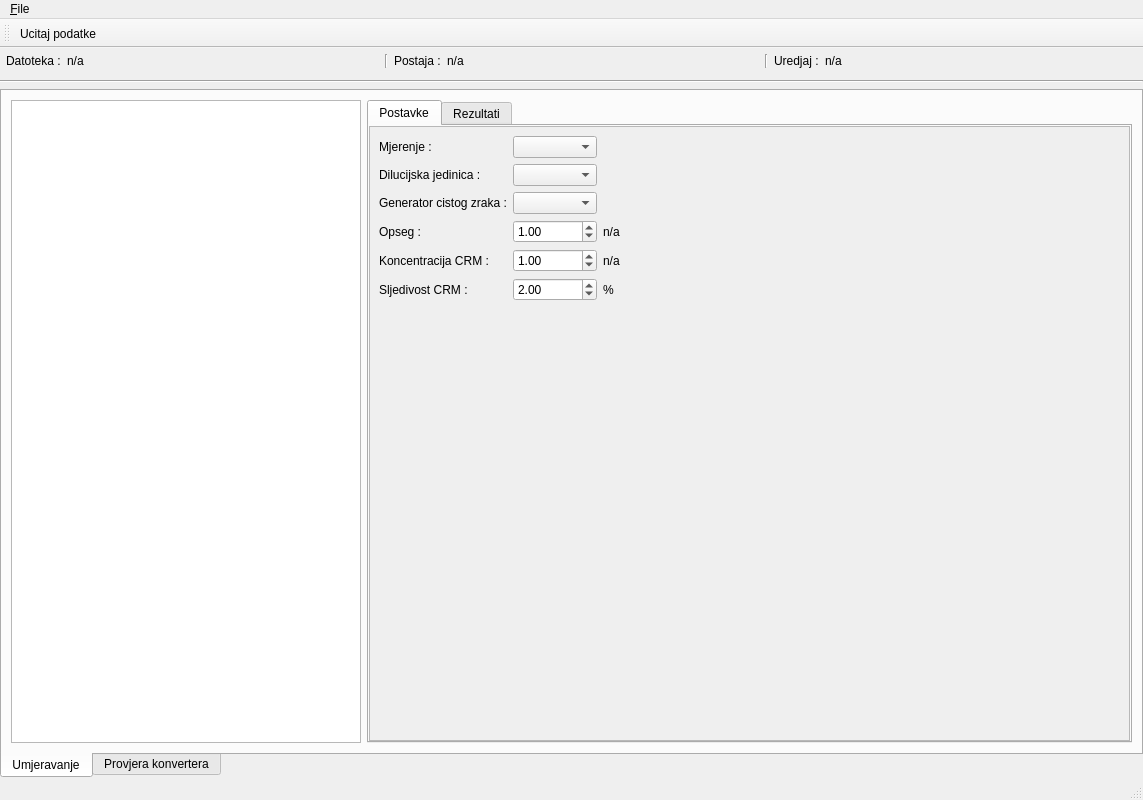
The window that app/view/uiFiles/display.ui (vmilic/umjeravanje) describes before a commit, drawn with Qt 5.
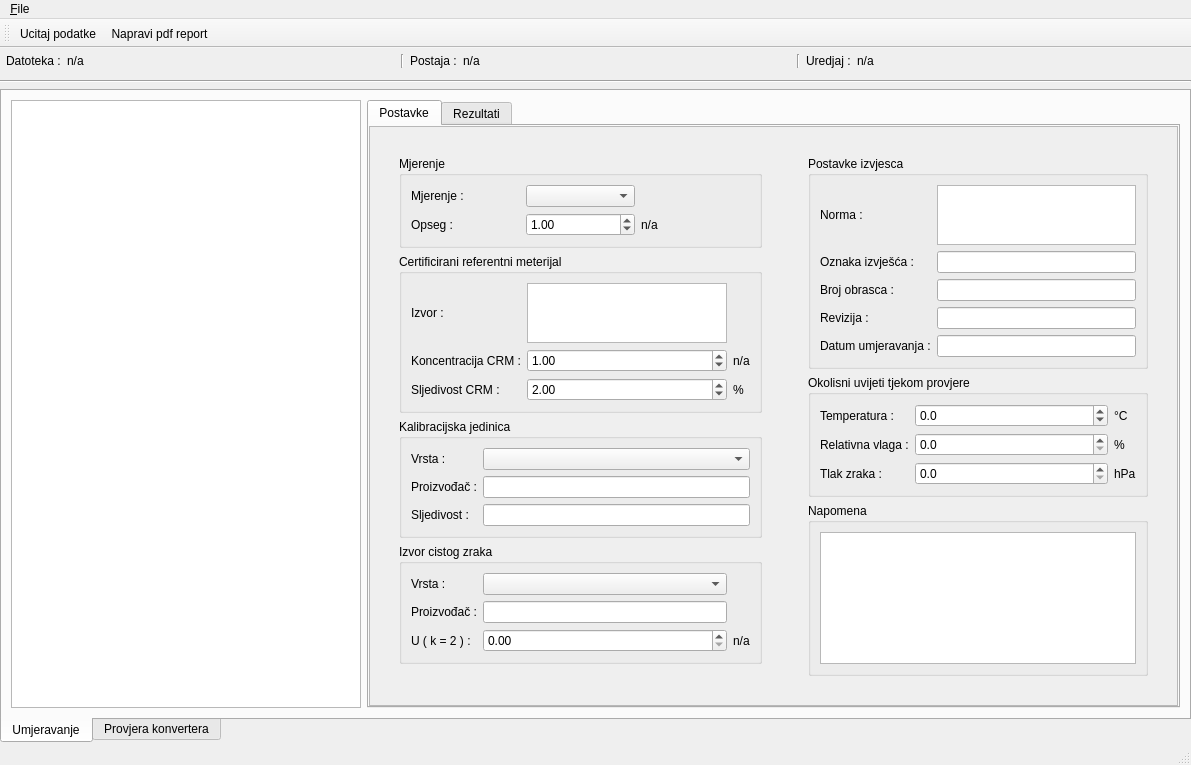
The same window after the commit. The open tabs and pages were chosen to show the change.

```diff
--- a/app/view/uiFiles/display.ui
+++ b/app/view/uiFiles/display.ui
@@ -6,8 +6,8 @@
    <rect>
     <x>0</x>
     <y>0</y>
-    <width>1143</width>
-    <height>800</height>
+    <width>1191</width>
+    <height>765</height>
    </rect>
   </property>
   <property name="windowTitle">
@@ -182,23 +182,31 @@
                 <rect>
                  <x>0</x>
                  <y>0</y>
-                 <width>247</width>
-                 <height>174</height>
+                 <width>532</width>
+                 <height>516</height>
                 </rect>
                </property>
-               <layout class="QGridLayout" name="gridLayout">
-                <item row="1" column="0">
-                 <widget class="QLabel" name="label_7">
+               <layout class="QHBoxLayout" name="horizontalLayout_4">
+                <item>
+                 <layout class="QVBoxLayout" name="verticalLayout_5">
+                  <property name="margin">
+                   <number>20</number>
+                  </property>
+                  <item>
+                   <widget class="QGroupBox" name="groupBox">
+                    <property name="title">
+                     <string>Mjerenje</string>
+                    </property>
+                    <layout class="QGridLayout" name="gridLayout_3">
+                     <item row="0" column="0">
+                      <widget class="QLabel" name="label_6">
                   <property name="text">
-                   <string>Dilucijska jedinica :</string>
+                        <string>Mjerenje :</string>
                   </property>
                  </widget>
                 </item>
-                <item row="1" column="1">
-                 <widget class="QComboBox" name="comboDilucija"/>
-                </item>
-                <item row="4" column="1">
-                 <widget class="QDoubleSpinBox" name="doubleSpinBoxKoncentracijaCRM">
+                     <item row="3" column="1">
+                      <widget class="QDoubleSpinBox" name="doubleSpinBoxOpseg">
                   <property name="maximum">
                    <double>1000000.000000000000000</double>
                   </property>
@@ -207,26 +215,6 @@
                   </property>
                  </widget>
                 </item>
-                <item row="5" column="3">
-                 <spacer name="horizontalSpacer_3">
-                  <property name="orientation">
-                   <enum>Qt::Horizontal</enum>
-                  </property>
-                  <property name="sizeHint" stdset="0">
-                   <size>
-                    <width>40</width>
-                    <height>20</height>
-                   </size>
-                  </property>
-                 </spacer>
-                </item>
-                <item row="4" column="2">
-                 <widget class="QLabel" name="labelJedinicaCCRM">
-                  <property name="text">
-                   <string>n/a</string>
-                  </property>
-                 </widget>
-                </item>
                 <item row="3" column="2">
                  <widget class="QLabel" name="labelJedinicaOpseg">
                   <property name="text">
@@ -234,7 +222,77 @@
                   </property>
                  </widget>
                 </item>
-                <item row="5" column="1">
+                     <item row="3" column="0">
+                      <widget class="QLabel" name="label_9">
+                       <property name="text">
+                        <string>Opseg :</string>
+                       </property>
+                      </widget>
+                     </item>
+                     <item row="0" column="1">
+                      <widget class="QComboBox" name="comboMjerenje"/>
+                     </item>
+                    </layout>
+                   </widget>
+                  </item>
+                  <item>
+                   <widget class="QGroupBox" name="groupBox_3">
+                    <property name="title">
+                     <string>Certificirani referentni meterijal</string>
+                    </property>
+                    <layout class="QGridLayout" name="gridLayout_5">
+                     <item row="1" column="0">
+                      <widget class="QLabel" name="label_10">
+                       <property name="text">
+                        <string>Koncentracija CRM :</string>
+                       </property>
+                      </widget>
+                     </item>
+                     <item row="0" column="0">
+                      <widget class="QLabel" name="label_19">
+                       <property name="text">
+                        <string>Izvor :</string>
+                       </property>
+                      </widget>
+                     </item>
+                     <item row="1" column="2">
+                      <widget class="QLabel" name="labelJedinicaCCRM">
+                       <property name="text">
+                        <string>n/a</string>
+                       </property>
+                      </widget>
+                     </item>
+                     <item row="1" column="1">
+                      <widget class="QDoubleSpinBox" name="doubleSpinBoxKoncentracijaCRM">
+                       <property name="maximum">
+                        <double>1000000.000000000000000</double>
+                       </property>
+                       <property name="value">
+                        <double>1.000000000000000</double>
+                       </property>
+                      </widget>
+                     </item>
+                     <item row="0" column="1">
+                      <widget class="QPlainTextEdit" name="izvorPlainTextEdit">
+                       <property name="maximumSize">
+                        <size>
+                         <width>240</width>
+                         <height>60</height>
+                        </size>
+                       </property>
+                       <property name="plainText">
+                        <string/>
+                       </property>
+                      </widget>
+                     </item>
+                     <item row="2" column="0">
+                      <widget class="QLabel" name="label_11">
+                       <property name="text">
+                        <string>Sljedivost CRM :</string>
+                       </property>
+                      </widget>
+                     </item>
+                     <item row="2" column="1">
                  <widget class="QDoubleSpinBox" name="doubleSpinBoxSljedivostCRM">
                   <property name="maximum">
                    <double>1000000.000000000000000</double>
@@ -244,66 +302,310 @@
                   </property>
                  </widget>
                 </item>
+                     <item row="2" column="2">
+                      <widget class="QLabel" name="labelJedinicaSCRM">
+                       <property name="text">
+                        <string>%</string>
+                       </property>
+                      </widget>
+                     </item>
+                    </layout>
+                   </widget>
+                  </item>
+                  <item>
+                   <widget class="QGroupBox" name="groupBox_4">
+                    <property name="title">
+                     <string>Kalibracijska jedinica</string>
+                    </property>
+                    <layout class="QGridLayout" name="gridLayout_6">
+                     <item row="1" column="0">
+                      <widget class="QLabel" name="label_20">
+                       <property name="text">
+                        <string>Proizvođač :</string>
+                       </property>
+                      </widget>
+                     </item>
                 <item row="0" column="1">
-                 <widget class="QComboBox" name="comboMjerenje"/>
+                      <widget class="QComboBox" name="comboDilucija"/>
                 </item>
                 <item row="0" column="0">
-                 <widget class="QLabel" name="label_6">
+                      <widget class="QLabel" name="label_7">
                   <property name="text">
-                   <string>Mjerenje :</string>
+                        <string>Vrsta :</string>
                   </property>
                  </widget>
                 </item>
-                <item row="3" column="0">
-                 <widget class="QLabel" name="label_9">
-                  <property name="text">
-                   <string>Opseg :</string>
-                  </property>
-                 </widget>
+                     <item row="1" column="1">
+                      <widget class="QLineEdit" name="dilucijaProizvodjacLineEdit"/>
                 </item>
                 <item row="2" column="0">
+                      <widget class="QLabel" name="label_29">
+                       <property name="text">
+                        <string>Sljedivost :</string>
+                       </property>
+                      </widget>
+                     </item>
+                     <item row="2" column="1">
+                      <widget class="QLineEdit" name="dilucijaSljedivostLineEdit"/>
+                     </item>
+                    </layout>
+                   </widget>
+                  </item>
+                  <item>
+                   <widget class="QGroupBox" name="groupBox_5">
+                    <property name="title">
+                     <string>Izvor cistog zraka</string>
+                    </property>
+                    <layout class="QGridLayout" name="gridLayout_7">
+                     <item row="0" column="0">
                  <widget class="QLabel" name="label_8">
                   <property name="text">
-                   <string>Generator cistog zraka :</string>
+                        <string>Vrsta :</string>
                   </property>
                  </widget>
                 </item>
-                <item row="2" column="1">
+                     <item row="0" column="1">
                  <widget class="QComboBox" name="comboZrak"/>
                 </item>
-                <item row="3" column="1">
-                 <widget class="QDoubleSpinBox" name="doubleSpinBoxOpseg">
+                     <item row="1" column="0">
+                      <widget class="QLabel" name="label_21">
+                       <property name="text">
+                        <string>Proizvođač :</string>
+                       </property>
+                      </widget>
+                     </item>
+                     <item row="1" column="1">
+                      <widget class="QLineEdit" name="zrakProizvodjacLineEdit"/>
+                     </item>
+                     <item row="2" column="0">
+                      <widget class="QLabel" name="label_28">
+                       <property name="text">
+                        <string>U ( k = 2 ) :</string>
+                       </property>
+                      </widget>
+                     </item>
+                     <item row="2" column="2">
+                      <widget class="QLabel" name="labelJedinicaZrak">
+                       <property name="text">
+                        <string>n/a</string>
+                       </property>
+                      </widget>
+                     </item>
+                     <item row="2" column="1">
+                      <widget class="QDoubleSpinBox" name="doubleSpinBoxSljedivostCistiZrak">
                   <property name="maximum">
                    <double>1000000.000000000000000</double>
                   </property>
                   <property name="value">
-                   <double>1.000000000000000</double>
+                        <double>0.000000000000000</double>
                   </property>
                  </widget>
                 </item>
-                <item row="5" column="2">
-                 <widget class="QLabel" name="labelJedinicaSCRM">
+                    </layout>
+                   </widget>
+                  </item>
+                  <item>
+                   <spacer name="verticalSpacer">
+                    <property name="orientation">
+                     <enum>Qt::Vertical</enum>
+                    </property>
+                    <property name="sizeHint" stdset="0">
+                     <size>
+                      <width>20</width>
+                      <height>40</height>
+                     </size>
+                    </property>
+                   </spacer>
+                  </item>
+                 </layout>
+                </item>
+                <item>
+                 <layout class="QVBoxLayout" name="verticalLayout_6">
+                  <property name="margin">
+                   <number>20</number>
+                  </property>
+                  <item>
+                   <widget class="QGroupBox" name="groupBox_2">
+                    <property name="title">
+                     <string>Postavke izvjesca</string>
+                    </property>
+                    <layout class="QGridLayout" name="gridLayout_4">
+                     <item row="3" column="0">
+                      <widget class="QLabel" name="label_15">
                   <property name="text">
-                   <string>%</string>
+                        <string>Broj obrasca :</string>
                   </property>
                  </widget>
                 </item>
                 <item row="5" column="0">
-                 <widget class="QLabel" name="label_11">
+                      <widget class="QLabel" name="label_17">
                   <property name="text">
-                   <string>Sljedivost CRM :</string>
+                        <string>Datum umjeravanja :</string>
                   </property>
                  </widget>
                 </item>
                 <item row="4" column="0">
-                 <widget class="QLabel" name="label_10">
+                      <widget class="QLabel" name="label_16">
                   <property name="text">
-                   <string>Koncentracija CRM :</string>
+                        <string>Revizija :</string>
                   </property>
                  </widget>
                 </item>
-                <item row="6" column="0">
-                 <spacer name="verticalSpacer">
+                     <item row="1" column="1">
+                      <widget class="QLineEdit" name="oznakaIzvjescaLineEdit"/>
+                     </item>
+                     <item row="0" column="0">
+                      <widget class="QLabel" name="label_4">
+                       <property name="text">
+                        <string>Norma :</string>
+                       </property>
+                      </widget>
+                     </item>
+                     <item row="1" column="0">
+                      <widget class="QLabel" name="label_18">
+                       <property name="text">
+                        <string>Oznaka izvješća :</string>
+                       </property>
+                      </widget>
+                     </item>
+                     <item row="3" column="1">
+                      <widget class="QLineEdit" name="brojObrascaLineEdit"/>
+                     </item>
+                     <item row="4" column="1">
+                      <widget class="QLineEdit" name="revizijaLineEdit"/>
+                     </item>
+                     <item row="0" column="1">
+                      <widget class="QPlainTextEdit" name="normaPlainTextEdit">
+                       <property name="maximumSize">
+                        <size>
+                         <width>240</width>
+                         <height>60</height>
+                        </size>
+                       </property>
+                       <property name="plainText">
+                        <string/>
+                       </property>
+                      </widget>
+                     </item>
+                     <item row="5" column="1">
+                      <widget class="QLineEdit" name="datumUmjeravanjaLineEdit"/>
+                     </item>
+                    </layout>
+                   </widget>
+                  </item>
+                  <item>
+                   <widget class="QGroupBox" name="groupBox_6">
+                    <property name="title">
+                     <string>Okolisni uvijeti tjekom provjere</string>
+                    </property>
+                    <layout class="QGridLayout" name="gridLayout_8">
+                     <item row="0" column="0">
+                      <widget class="QLabel" name="label_22">
+                       <property name="text">
+                        <string>Temperatura :</string>
+                       </property>
+                      </widget>
+                     </item>
+                     <item row="1" column="0">
+                      <widget class="QLabel" name="label_25">
+                       <property name="text">
+                        <string>Relativna vlaga :</string>
+                       </property>
+                      </widget>
+                     </item>
+                     <item row="2" column="0">
+                      <widget class="QLabel" name="label_26">
+                       <property name="text">
+                        <string>Tlak zraka :</string>
+                       </property>
+                      </widget>
+                     </item>
+                     <item row="1" column="1">
+                      <widget class="QDoubleSpinBox" name="vlagaDoubleSpinBox">
+                       <property name="sizePolicy">
+                        <sizepolicy hsizetype="MinimumExpanding" vsizetype="Fixed">
+                         <horstretch>0</horstretch>
+                         <verstretch>0</verstretch>
+                        </sizepolicy>
+                       </property>
+                       <property name="decimals">
+                        <number>1</number>
+                       </property>
+                      </widget>
+                     </item>
+                     <item row="2" column="1">
+                      <widget class="QDoubleSpinBox" name="tlakDoubleSpinBox">
+                       <property name="sizePolicy">
+                        <sizepolicy hsizetype="MinimumExpanding" vsizetype="Fixed">
+                         <horstretch>0</horstretch>
+                         <verstretch>0</verstretch>
+                        </sizepolicy>
+                       </property>
+                       <property name="decimals">
+                        <number>1</number>
+                       </property>
+                       <property name="maximum">
+                        <double>10000.000000000000000</double>
+                       </property>
+                      </widget>
+                     </item>
+                     <item row="0" column="1">
+                      <widget class="QDoubleSpinBox" name="temperaturaDoubleSpinBox">
+                       <property name="sizePolicy">
+                        <sizepolicy hsizetype="MinimumExpanding" vsizetype="Fixed">
+                         <horstretch>0</horstretch>
+                         <verstretch>0</verstretch>
+                        </sizepolicy>
+                       </property>
+                       <property name="decimals">
+                        <number>1</number>
+                       </property>
+                       <property name="minimum">
+                        <double>-100.000000000000000</double>
+                       </property>
+                       <property name="maximum">
+                        <double>100.000000000000000</double>
+                       </property>
+                      </widget>
+                     </item>
+                     <item row="0" column="2">
+                      <widget class="QLabel" name="label_23">
+                       <property name="text">
+                        <string>°C</string>
+                       </property>
+                      </widget>
+                     </item>
+                     <item row="1" column="2">
+                      <widget class="QLabel" name="label_24">
+                       <property name="text">
+                        <string>%</string>
+                       </property>
+                      </widget>
+                     </item>
+                     <item row="2" column="2">
+                      <widget class="QLabel" name="label_27">
+                       <property name="text">
+                        <string>hPa</string>
+                       </property>
+                      </widget>
+                     </item>
+                    </layout>
+                   </widget>
+                  </item>
+                  <item>
+                   <widget class="QGroupBox" name="groupBox_7">
+                    <property name="title">
+                     <string>Napomena</string>
+                    </property>
+                    <layout class="QVBoxLayout" name="verticalLayout_7">
+                     <item>
+                      <widget class="QPlainTextEdit" name="napomenaPlainTextEdit"/>
+                     </item>
+                    </layout>
+                   </widget>
+                  </item>
+                  <item>
+                   <spacer name="verticalSpacer_3">
                   <property name="orientation">
                    <enum>Qt::Vertical</enum>
                   </property>
@@ -311,6 +613,21 @@
                    <size>
                     <width>20</width>
                     <height>40</height>
+                     </size>
+                    </property>
+                   </spacer>
+                  </item>
+                 </layout>
+                </item>
+                <item>
+                 <spacer name="horizontalSpacer_2">
+                  <property name="orientation">
+                   <enum>Qt::Horizontal</enum>
+                  </property>
+                  <property name="sizeHint" stdset="0">
+                   <size>
+                    <width>40</width>
+                    <height>20</height>
                    </size>
                   </property>
                  </spacer>
@@ -615,7 +932,7 @@
     <rect>
      <x>0</x>
      <y>0</y>
-     <width>1143</width>
+     <width>1191</width>
      <height>21</height>
     </rect>
    </property>
@@ -644,6 +961,7 @@
     <bool>false</bool>
    </attribute>
    <addaction name="action_ucitaj_podatke"/>
+   <addaction name="action_Napravi_pdf_report"/>
   </widget>
   <action name="action_Exit">
    <property name="text">
@@ -674,6 +992,11 @@
     <string>Ucitaj podatke i rezultate iz filea</string>
    </property>
   </action>
+  <action name="action_Napravi_pdf_report">
+   <property name="text">
+    <string>&amp;Napravi pdf report</string>
+   </property>
+  </action>
  </widget>
  <resources/>
  <connections/>
```
Left out of the diff: 45 changed lines with no effect on the pictures. Lines whose indentation alone changed are shown as unchanged.
